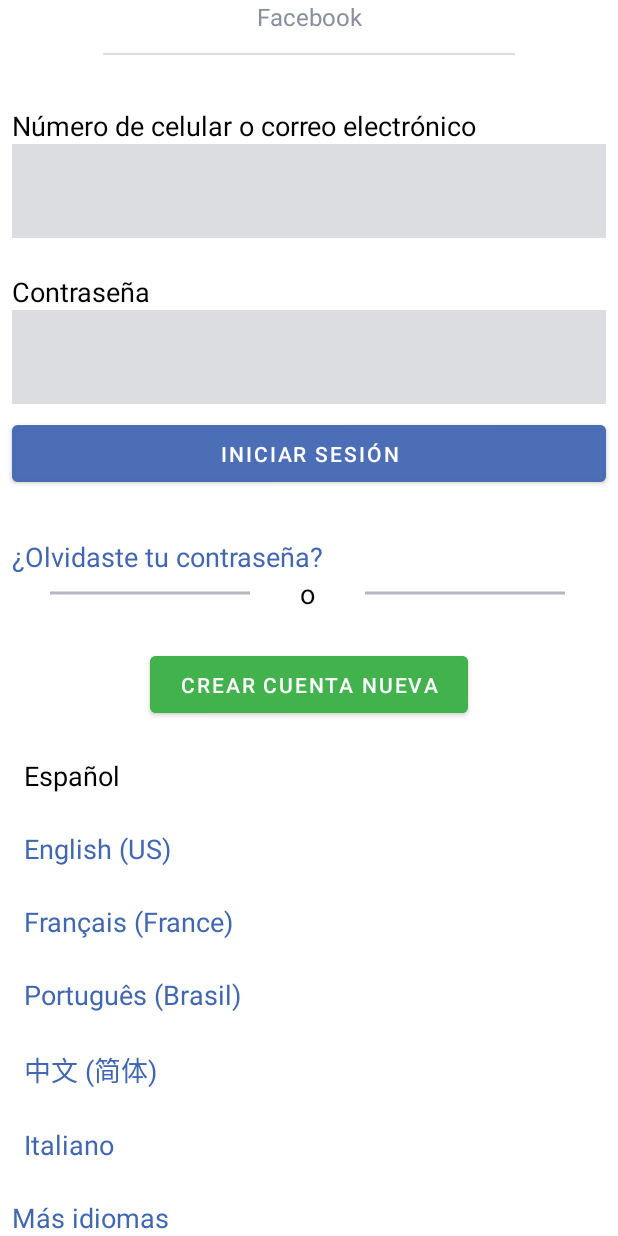
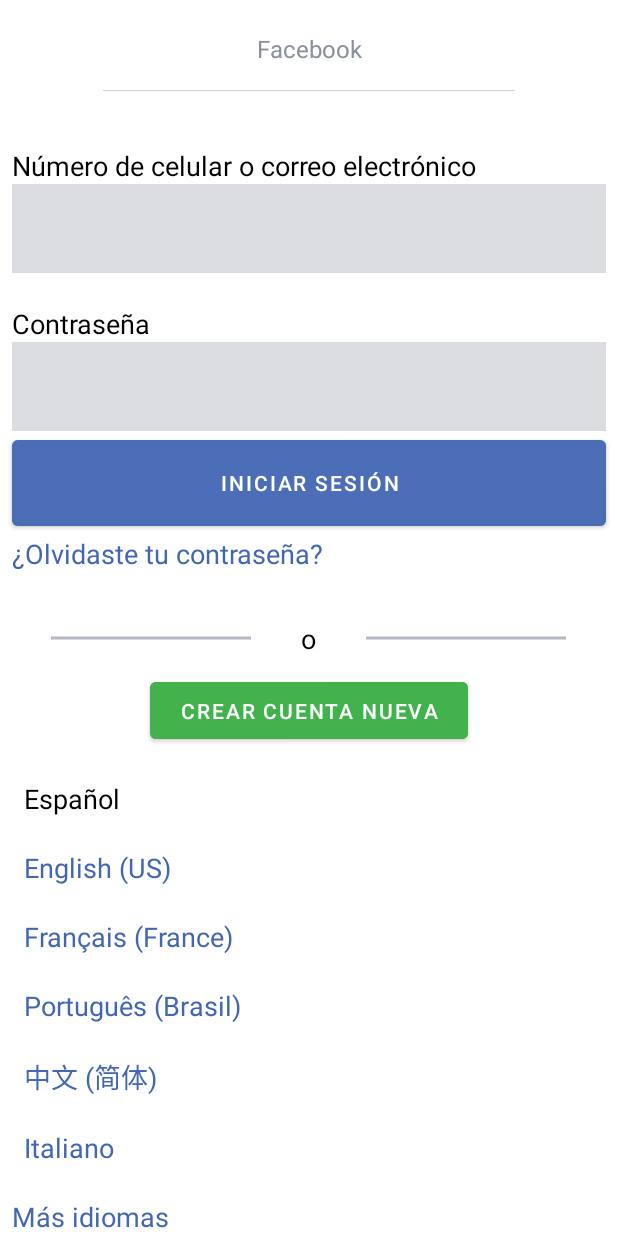
Before and after one commit to BryanSegoviano/MiFacebook, an Android app: the screen it shows after launch (InicioFacebook), on a phone screen of 412 x 824 dp. Run offline under Robolectric (Android 15) with nearby library versions, the phone set to English and light mode, and no system bars.

Commit message:
MiFacebook App Moviles

```diff
--- a/app/src/main/res/drawable/img_persona.xml
+++ b/app/src/main/res/drawable/img_persona.xml
@@ -1,9 +1,10 @@
 <vector xmlns:android="http://schemas.android.com/apk/res/android"
+    android:tint="@color/black"
     android:width="24dp"
     android:height="24dp"
     android:viewportWidth="24"
     android:viewportHeight="24"
-    android:tint="?attr/colorControlNormal">
+    >
   <path
       android:fillColor="@android:color/black"
       android:pathData="M12,12c2.21,0 4,-1.79 4,-4s-1.79,-4 -4,-4 -4,1.79 -4,4 1.79,4 4,4zM12,14c-2.67,0 -8,1.34 -8,4v2h16v-2c0,-2.66 -5.33,-4 -8,-4z"/>
--- a/app/src/main/res/drawable/img_separadorlargo.xml
+++ b/app/src/main/res/drawable/img_separadorlargo.xml
@@ -1,6 +1,6 @@
 <vector android:alpha="0.29" android:height="24dp"
     android:tint="?attr/colorControlNormal" android:viewportHeight="24"
-    android:viewportWidth="24" android:width="900dp" xmlns:android="http://schemas.android.com/apk/res/android">
+    android:viewportWidth="24" android:width="1100dp" xmlns:android="http://schemas.android.com/apk/res/android">
     <path android:fillColor="@android:color/white"
         android:fillType="evenOdd" android:pathData="M4,11h16v2h-16z"/>
 </vector>
--- a/app/src/main/res/layout/activity_inicio_facebook.xml
+++ b/app/src/main/res/layout/activity_inicio_facebook.xml
@@ -11,37 +11,32 @@
         android:layout_width="match_parent"
         android:layout_height="wrap_content"
         android:text="Facebook"
-        android:layout_weight="0.1"
+        android:layout_weight="1"
         android:textAlignment="center"
         android:textColor="@color/gray"
         android:textSize="16sp"
+        android:gravity="bottom"
+        android:layout_marginTop="0.5dp"
         />
 
-    <LinearLayout
-        android:layout_width="match_parent"
-        android:layout_height="wrap_content"
-        android:gravity="top">
-
-        <ImageView
+    <ImageView
             android:id="@+id/imageView5"
             android:layout_width="match_parent"
             android:layout_height="wrap_content"
-            android:layout_weight="0.1"
-            app:srcCompat="@drawable/img_separadorlargo" />
-
-    </LinearLayout>
-
+            android:layout_weight="0.5"
+            app:srcCompat="@drawable/img_separadorlargo"
+            android:layout_gravity="top"
+        />
 
     <TextView
         android:layout_width="match_parent"
         android:layout_height="wrap_content"
         android:text="Número de celular o correo electrónico"
-
         android:textSize="18sp"
         android:gravity="bottom"
         android:layout_weight="1"
         android:textColor="@color/black"
-        android:layout_marginLeft="8dp"/>
+        android:layout_marginHorizontal="8dp"/>
 
     <EditText
         android:layout_width="match_parent"
@@ -50,7 +45,7 @@
         android:layout_weight="1.5"
         android:layout_marginHorizontal="8dp"
         android:textSize="20sp"
-        android:textColor="@color/white"
+        android:textColor="@color/black"
 
         />
 
@@ -72,7 +67,7 @@
         android:layout_weight="1.5"
         android:inputType="textPassword"
         android:textSize="20sp"
-        android:textColor="@color/white"
+        android:textColor="@color/black"
         android:backgroundTint="#4D898F9C"
         />
 
@@ -80,8 +75,8 @@
     <Button
         android:layout_width="match_parent"
         android:layout_height="wrap_content"
-        android:layout_weight="0.1"
-        android:layout_margin="8dp"
+        android:layout_weight="1"
+        android:layout_marginHorizontal="8dp"
         android:text="Iniciar Sesión"
         android:backgroundTint="#C34267B2"/>
 
@@ -91,14 +86,13 @@
         android:text="¿Olvidaste tu contraseña?"
         android:layout_weight="1"
         android:textSize="18sp"
-        android:gravity="bottom"
         android:textColor="@color/blue"
-        android:layout_marginLeft="8dp"/>
+        android:layout_marginHorizontal="8dp"/>
 
     <LinearLayout
         android:layout_width="match_parent"
         android:layout_height="wrap_content"
-        android:textAlignment="center"
+        android:gravity="center"
         android:layout_weight="1">
 
         <ImageView
@@ -127,8 +121,7 @@
     <Button
         android:layout_width="match_parent"
         android:layout_height="wrap_content"
-        android:layout_marginLeft="100dp"
-        android:layout_marginRight="100dp"
+        android:layout_marginHorizontal="100dp"
         android:layout_weight="0.1"
         android:text="Crear cuenta nueva"
         android:backgroundTint="#42B24D"/>
@@ -201,7 +194,8 @@
         android:textSize="18sp"
         android:gravity="bottom"
         android:textColor="@color/blue"
-        android:layout_marginLeft="8dp"/>
+        android:layout_marginLeft="8dp"
+        />
 
 
 </LinearLayout>
```
